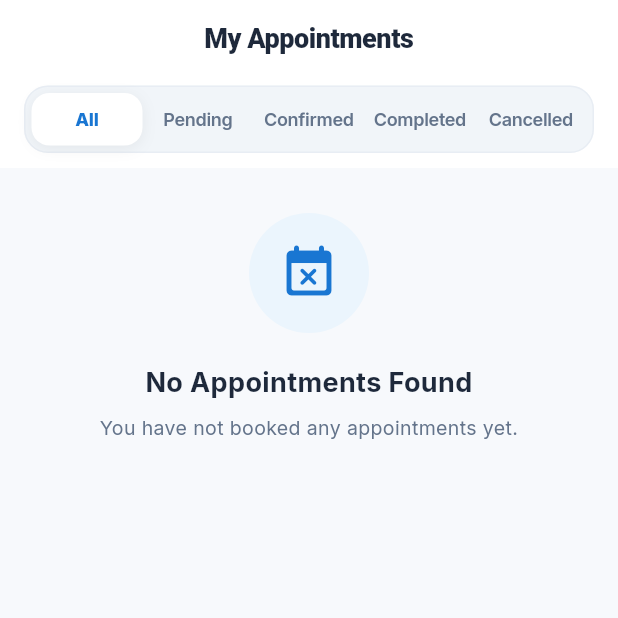
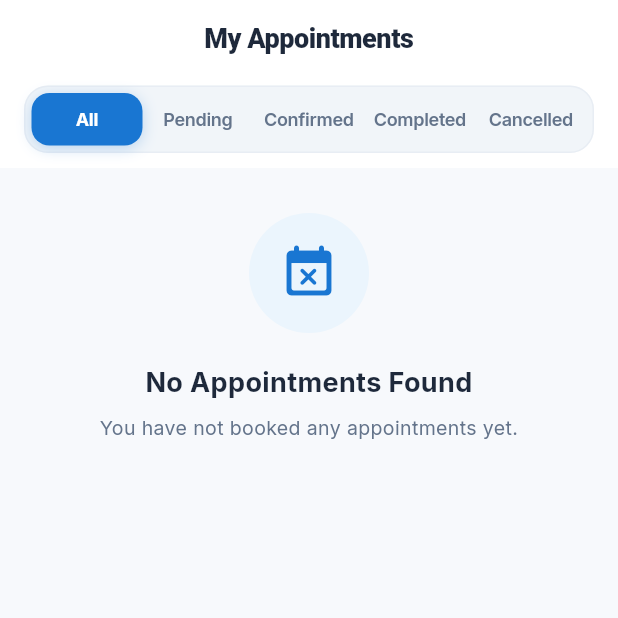
Before and after one commit to AnayatHossain/service_booking_management_app, a Flutter app: the MyBookingsScreen screen opened directly, after a tap on "All", on a phone screen of 412 x 824 dp, the top half of it. Run offline on Flutter 3.47's test engine with Material 3 defaults, Android fonts, the phone set to English and light mode, and no system bars; drawn by our look-alikes of pull_to_refresh, skeletonizer; our stand-ins replace cached_network_image, equatable, flutter_bloc, flutter_easyloading, get, google_fonts and 2 more; missing offline and left inert: flutter_api_craft; accounts and stored records are empty.

Commit message:
style(bookings): set selected tab background to primary blue with white text

```diff
--- a/lib/feature/users/normal_user/my_bookings/widgets/booking_filter_tabs.dart
+++ b/lib/feature/users/normal_user/my_bookings/widgets/booking_filter_tabs.dart
@@ -36,12 +36,12 @@ class BookingFilterTabs extends StatelessWidget {
                 curve: Curves.easeInOut,
                 padding: const EdgeInsets.symmetric(vertical: 9),
                 decoration: BoxDecoration(
-                  color: isSelected ? Colors.white : Colors.transparent,
+                  color: isSelected ? AppColors.primaryColor : Colors.transparent,
                   borderRadius: BorderRadius.circular(12),
                   boxShadow: isSelected
                       ? [
                           BoxShadow(
-                            color: Colors.black.withOpacity(0.06),
+                            color: AppColors.primaryColor.withOpacity(0.25),
                             blurRadius: 8,
                             offset: const Offset(0, 2),
                           ),
@@ -53,8 +53,8 @@ class BookingFilterTabs extends StatelessWidget {
                     tab,
                     style: TextStyle(
                       fontSize: 12,
-                      fontWeight: isSelected ? FontWeight.w800 : FontWeight.w600,
-                      color: isSelected ? AppColors.primaryColor : AppColors.textSecondary,
+                      fontWeight: isSelected ? FontWeight.bold : FontWeight.w600,
+                      color: isSelected ? Colors.white : AppColors.textSecondary,
                       letterSpacing: -0.2,
                     ),
                   ),
```
